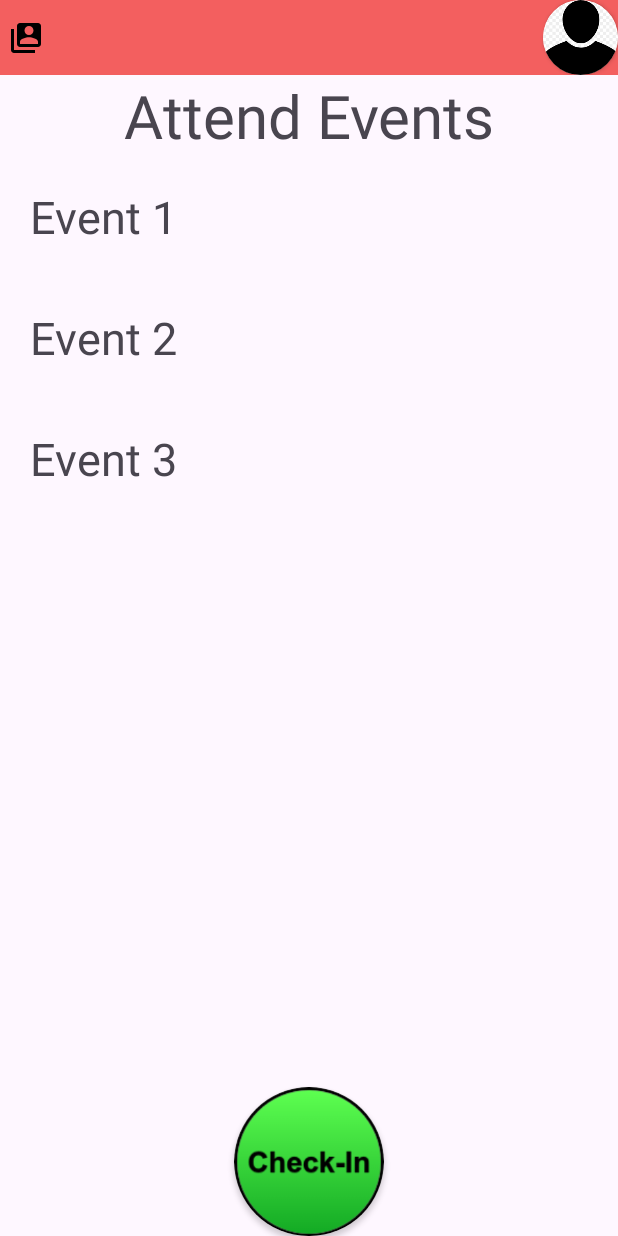
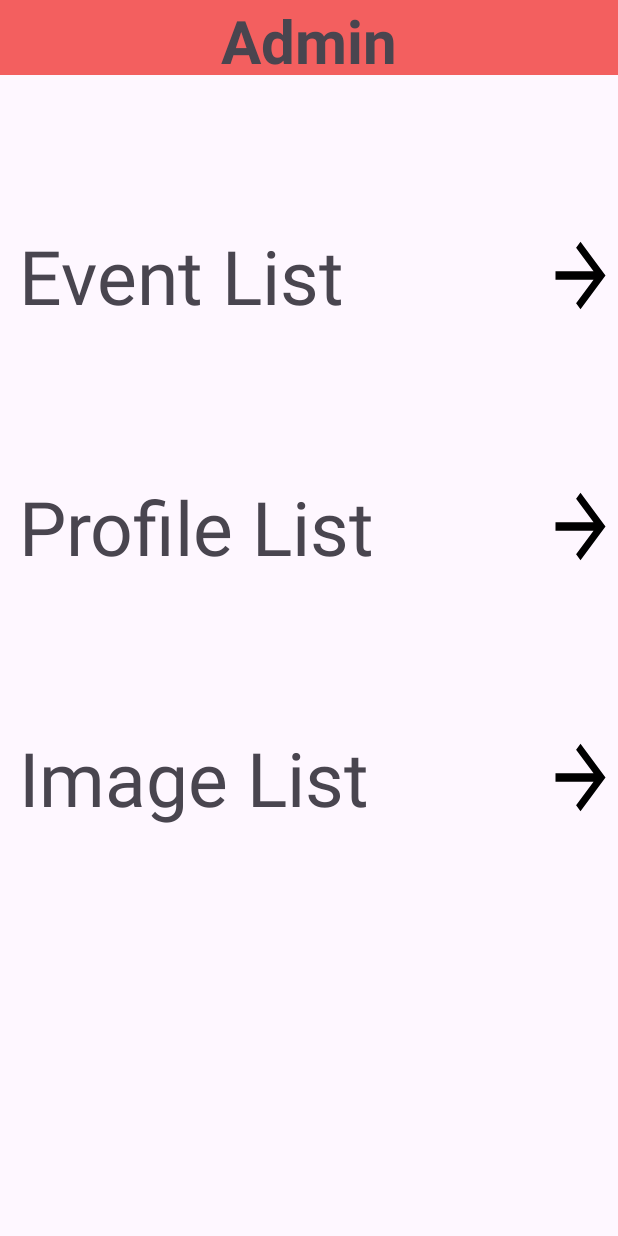
Before and after one commit to CMPUT301W24T33/SyntaxTerror, an Android app: the screen it shows after launch once a user with an empty profile is signed in (Attendee before the commit, Admin after it), after a tap on an icon or button, on a phone screen of 412 x 824 dp. Run offline under Robolectric (Android 15) with nearby library versions, the phone set to English and light mode, and no system bars; our stand-ins replace Firebase (no records; nobody signed in at launch, a user with empty details on screens opened directly).

Commit message:
added admin activity

```diff
--- a/CMPUT301W24T33/app/src/main/AndroidManifest.xml
+++ b/CMPUT301W24T33/app/src/main/AndroidManifest.xml
@@ -13,6 +13,9 @@
         android:theme="@style/Theme.CMPUT301W24T33"
         tools:targetApi="31">
         <activity
+            android:name=".activities.Admin"
+            android:exported="false" />
+        <activity
             android:name=".activities.Attendee"
             android:exported="true">
             <intent-filter>
@@ -24,7 +27,7 @@
         <activity
             android:name=".activities.Organizer"
             android:exported="false" />
-        <activity android:name=".activities.AnonymousAuthActivity"/>
+        <activity android:name=".activities.AnonymousAuthActivity" />
     </application>
 
 </manifest>
--- /dev/null
+++ b/CMPUT301W24T33/app/src/main/java/com/example/cmput301w24t33/activities/Admin.java
@@ -0,0 +1,44 @@
+package com.example.cmput301w24t33.activities;
+
+import androidx.appcompat.app.AppCompatActivity;
+import androidx.fragment.app.Fragment;
+import androidx.fragment.app.FragmentManager;
+import androidx.fragment.app.FragmentTransaction;
+
+import android.content.Intent;
+import android.os.Bundle;
+import android.widget.ImageButton;
+
+import com.example.cmput301w24t33.R;
+
+public class Admin extends AppCompatActivity {
+
+    @Override
+    protected void onCreate(Bundle savedInstanceState) {
+        super.onCreate(savedInstanceState);
+        setContentView(R.layout.admin_activity);
+        setOnClickListeners();
+    }
+
+    private void setOnClickListeners(){
+        // Event List click listener
+        ImageButton eventButton = findViewById(R.id.event_arrow_button);
+        eventButton.setOnClickListener(v -> {
+        });
+
+        ImageButton profileButton = findViewById(R.id.event_arrow_button);
+        profileButton.setOnClickListener(v -> {
+        });
+
+        ImageButton imageButton = findViewById(R.id.image_arrow_button);
+        eventButton.setOnClickListener(v -> {
+        });
+    }
+    private void replaceFragment(Fragment fragment) {
+        FragmentManager fragmentManager = getSupportFragmentManager();
+        FragmentTransaction transaction = fragmentManager.beginTransaction();
+        transaction.replace(R.id.attendee_layout,fragment);
+        transaction.addToBackStack(null);
+        transaction.commit();
+    }
+}
--- a/CMPUT301W24T33/app/src/main/java/com/example/cmput301w24t33/activities/Attendee.java
+++ b/CMPUT301W24T33/app/src/main/java/com/example/cmput301w24t33/activities/Attendee.java
@@ -159,6 +159,9 @@ public class Attendee extends AppCompatActivity implements AdapterEventClickList
         ImageView checkInButton = findViewById(R.id.check_in_img);
         checkInButton.setOnClickListener(v -> {
             // fill in a fragment or whatever is decided for checkin
+            Intent intent = new Intent(Attendee.this, Admin.class);
+            startActivity(intent);
+            finish();
         });
 
         // Usermode click listener
--- a/CMPUT301W24T33/app/src/main/java/com/example/cmput301w24t33/events/EventAdapter.java
+++ b/CMPUT301W24T33/app/src/main/java/com/example/cmput301w24t33/events/EventAdapter.java
@@ -38,8 +38,6 @@ public class EventAdapter extends RecyclerView.Adapter<EventAdapter.MyViewHolder
     public void onBindViewHolder(@NonNull MyViewHolder holder, int position) {
         Event event = eventsArrayList.get(position);
         holder.eventText.setText(event.getName());
-
-
         holder.itemView.setOnClickListener(v -> {
             eventClickListener.onEventClickListener(event,position);
         });
--- a/CMPUT301W24T33/app/src/main/java/com/example/cmput301w24t33/events/EventChooseQR.java
+++ b/CMPUT301W24T33/app/src/main/java/com/example/cmput301w24t33/events/EventChooseQR.java
@@ -61,6 +61,6 @@ public class EventChooseQR extends Fragment {
     public View onCreateView(LayoutInflater inflater, ViewGroup container,
                              Bundle savedInstanceState) {
         // Inflate the layout for this fragment
-        return inflater.inflate(R.layout.event_choose_qr_fragment, container, false);
+        return inflater.inflate(R.layout.organizer_choose_qr_fragment, container, false);
     }
 }
--- /dev/null
+++ b/CMPUT301W24T33/app/src/main/res/layout/admin_activity.xml
@@ -0,0 +1,109 @@
+<?xml version="1.0" encoding="utf-8"?>
+<androidx.constraintlayout.widget.ConstraintLayout
+    xmlns:android="http://schemas.android.com/apk/res/android"
+    xmlns:app="http://schemas.android.com/apk/res-auto"
+    xmlns:tools="http://schemas.android.com/tools"
+    android:layout_width="match_parent"
+    android:layout_height="match_parent"
+    tools:context=".activities.Organizer">
+
+    <FrameLayout
+        android:layout_width="match_parent"
+        android:layout_height="match_parent"
+        android:id="@+id/admin_layout">
+
+        <LinearLayout
+            android:layout_width="match_parent"
+            android:layout_height="match_parent"
+            android:orientation="vertical">
+            <RelativeLayout
+                android:id="@+id/actionbar_layout"
+                android:layout_width="match_parent"
+                android:layout_height="50dp"
+                android:background="#F35F5F">
+                <TextView
+                    android:id="@+id/actionbar_textview"
+                    android:layout_width="wrap_content"
+                    android:layout_height="match_parent"
+                    android:layout_centerInParent="true"
+                    android:text="Admin"
+                    android:background="@null"
+                    android:clickable="false"
+                    android:textSize="40dp"
+                    android:textStyle="bold">
+                </TextView>
+            </RelativeLayout>
+
+            <RelativeLayout
+                android:id="@+id/event_layout"
+                android:layout_width="match_parent"
+                android:layout_height="wrap_content"
+                android:layout_below="@+id/actionbar_layout"
+                android:layout_marginTop="100sp">
+
+                <TextView
+                    android:id="@+id/event_string"
+                    android:layout_width="match_parent"
+                    android:layout_height="wrap_content"
+                    android:text=" Event List"
+                    android:gravity="center_vertical"
+                    android:textSize="50dp">
+                </TextView>
+                <ImageButton
+                    android:id="@+id/event_arrow_button"
+                    android:layout_width="50sp"
+                    android:layout_height="67sp"
+                    android:layout_alignParentRight="true"
+                    android:background="@drawable/forward_arrow_img"
+                    />
+            </RelativeLayout>
+
+            <RelativeLayout
+                android:id="@+id/profile_layout"
+                android:layout_width="match_parent"
+                android:layout_height="wrap_content"
+                android:layout_below="@+id/actionbar_layout"
+                android:layout_marginTop="100sp">
+                <TextView
+                    android:id="@+id/profile_string"
+                    android:layout_width="match_parent"
+                    android:layout_height="wrap_content"
+                    android:text=" Profile List"
+                    android:gravity="center_vertical"
+                    android:textSize="50dp">
+                </TextView>
+                <ImageButton
+                    android:id="@+id/profile_arrow_button"
+                    android:layout_width="50sp"
+                    android:layout_height="67sp"
+                    android:layout_alignParentRight="true"
+                    android:background="@drawable/forward_arrow_img"
+                    />
+            </RelativeLayout>
+
+            <RelativeLayout
+                android:id="@+id/image_layout"
+                android:layout_width="match_parent"
+                android:layout_height="wrap_content"
+                android:layout_below="@+id/actionbar_layout"
+                android:layout_marginTop="100sp">
+                <TextView
+                    android:id="@+id/image_string"
+                    android:layout_width="match_parent"
+                    android:layout_height="wrap_content"
+                    android:text=" Image List"
+                    android:gravity="center_vertical"
+                    android:textSize="50dp">
+                </TextView>
+                <ImageButton
+                    android:id="@+id/image_arrow_button"
+                    android:layout_width="50sp"
+                    android:layout_height="67sp"
+                    android:layout_alignParentRight="true"
+                    android:background="@drawable/forward_arrow_img"
+                    />
+            </RelativeLayout>
+        </LinearLayout>
+    </FrameLayout>
+
+</androidx.constraintlayout.widget.ConstraintLayout>
```
Also changed, not shown: CMPUT301W24T33/app/src/main/res/layout/organizer_choose_qr_fragment.xml (renamed from CMPUT301W24T33/app/src/main/res/layout/event_choose_qr_fragment.xml).
